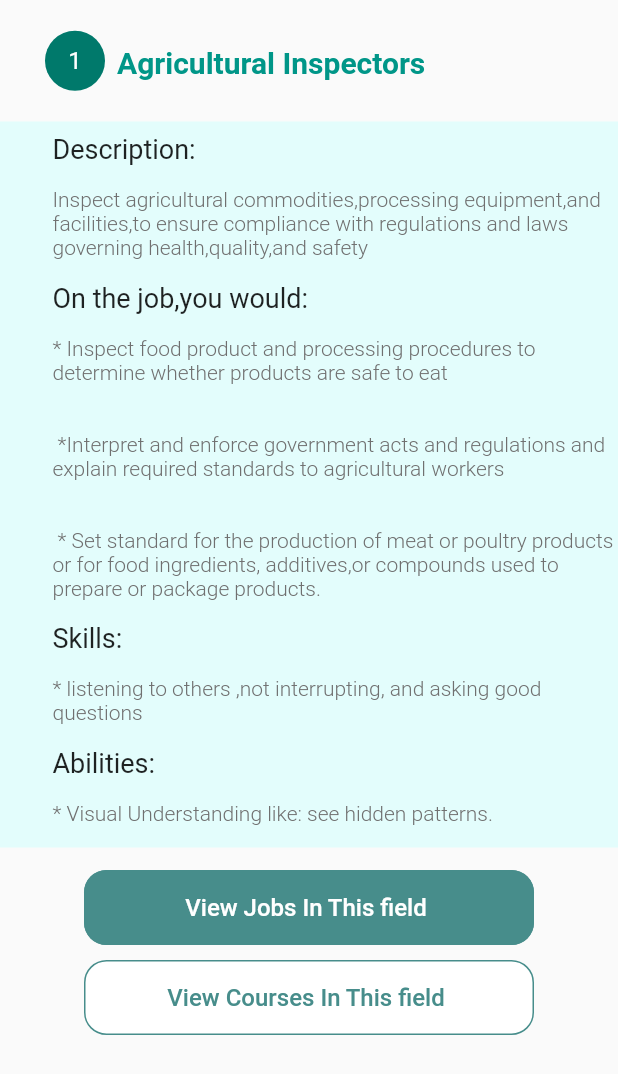
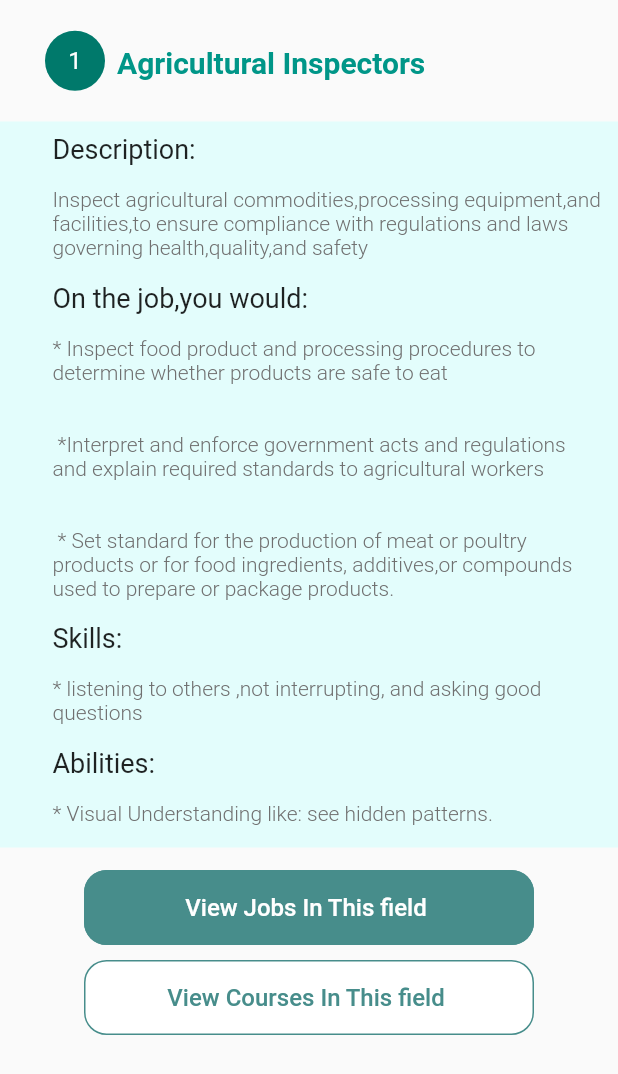
Before and after one commit to ahmed101ibrahiem/career-path-recommendation-system, a Flutter app: the CareerDetails screen opened by its route, on a phone screen of 412 x 824 dp. Shown: the top 1074 px of the screen. Run offline on Flutter 3.47's test engine with Material 2 defaults, Android fonts, the phone set to English and light mode, and no system bars; our stand-ins replace community_material_icon, percent_indicator, smooth_page_indicator, splashscreen, syncfusion_flutter_charts; missing offline and left inert: dart:ffi, dropdown_plus.

Commit message:
update career_detail

```diff
--- a/lib/ui/screens/career_detail.dart
+++ b/lib/ui/screens/career_detail.dart
@@ -28,7 +28,7 @@ class _CareerDetailsState extends State<CareerDetails> {
                     ),
                   ),
                   Padding(
-                    padding: const EdgeInsets.fromLTRB(8, 10, 0, 8),
+                    padding: const EdgeInsets.fromLTRB(8, 10, 8, 8),
                     child: Text('Agricultural Inspectors',
                         style: TextStyle(
                             color: Colors.teal,
@@ -44,7 +44,7 @@ class _CareerDetailsState extends State<CareerDetails> {
                   color: circle,
                   width: double.infinity,
                   child: Padding(
-                    padding: const EdgeInsets.fromLTRB(35, 8, 0, 15),
+                    padding: const EdgeInsets.fromLTRB(35, 8, 10, 15),
                     child: Column(
                       crossAxisAlignment: CrossAxisAlignment.start,
                       children: [
--- a/lib/ui/screens/recommend_Career.dart
+++ b/lib/ui/screens/recommend_Career.dart
@@ -1,5 +1,3 @@
-// ignore_for_file: prefer_final_fields
-
 import 'package:flutter/cupertino.dart';
 import 'package:flutter/material.dart';
 import 'package:pharus/constant/colors.dart';
```
Also changed, not shown: lib/ui/screens/Search.dart (added, +15 -0 lines), lib/ui/screens/register.dart (+4 -6 lines).
